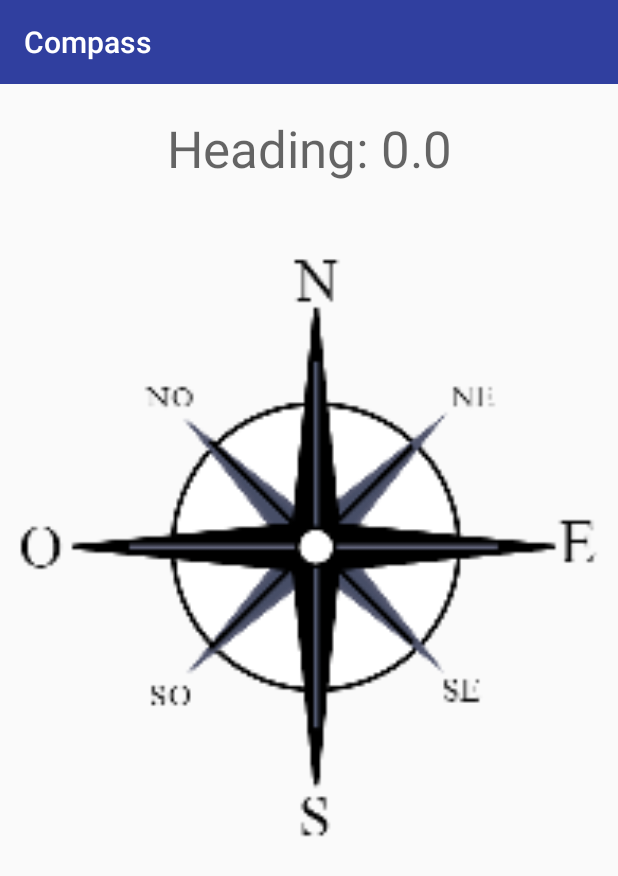
After one commit to mohamedelech/PerfView_Android, an Android app: the CompassActivity screen opened directly, with no data from a screen before it, on a phone screen of 412 x 824 dp. The commit adds this screen. Shown: the top 876 px of the screen. Run offline under Robolectric (Android 15) with nearby library versions, the light colour scheme and no system bars.

Commit message:
compass OK

```diff
--- a/app/src/main/AndroidManifest.xml
+++ b/app/src/main/AndroidManifest.xml
@@ -39,6 +39,11 @@
             android:theme="@style/AppTheme.NoActionBar">
         </activity>
         <activity
+            android:name=".CompassActivity"
+            android:label="Saisie Perf"
+            android:theme="@style/AppTheme.NoActionBar">
+        </activity>
+        <activity
             android:name=".calendarActivity"
             android:label="Agenda"
             android:theme="@style/AppTheme.NoActionBar">
--- /dev/null
+++ b/app/src/main/java/com/example/mohamedelech/perfview/CompassActivity.java
@@ -0,0 +1,93 @@
+package com.example.mohamedelech.perfview;
+
+import android.app.Activity;
+import android.hardware.Sensor;
+import android.hardware.SensorEvent;
+import android.hardware.SensorEventListener;
+import android.hardware.SensorManager;
+import android.os.Bundle;
+import android.view.animation.Animation;
+import android.view.animation.RotateAnimation;
+import android.widget.ImageView;
+import android.widget.TextView;
+
+/**
+ * Created by mohamed.elech on 25.05.2017.
+ */
+
+public class CompassActivity extends Activity implements SensorEventListener {
+
+    // define the display assembly compass picture
+    private ImageView image;
+
+    // record the compass picture angle turned
+    private float currentDegree = 0f;
+
+    // device sensor manager
+    private SensorManager mSensorManager;
+
+    TextView tvHeading;
+
+    @Override
+    protected void onCreate(Bundle savedInstanceState) {
+        super.onCreate(savedInstanceState);
+        setContentView(R.layout.activity_compass);
+
+        //
+        image = (ImageView) findViewById(R.id.imageViewCompass);
+
+        // TextView that will tell the user what degree is he heading
+        tvHeading = (TextView) findViewById(R.id.tvHeading);
+
+        // initialize your android device sensor capabilities
+        mSensorManager = (SensorManager) getSystemService(SENSOR_SERVICE);
+    }
+
+    @Override
+    protected void onResume() {
+        super.onResume();
+
+        // for the system's orientation sensor registered listeners
+        mSensorManager.registerListener(this, mSensorManager.getDefaultSensor(Sensor.TYPE_ORIENTATION),
+                SensorManager.SENSOR_DELAY_GAME);
+    }
+
+    @Override
+    protected void onPause() {
+        super.onPause();
+
+        // to stop the listener and save battery
+        mSensorManager.unregisterListener(this);
+    }
+
+    @Override
+    public void onSensorChanged(SensorEvent event) {
+
+        // get the angle around the z-axis rotated
+        float degree = Math.round(event.values[0]);
+        tvHeading.setText(Float.toString(degree) + " º");
+
+        // create a rotation animation (reverse turn degree degrees)
+        RotateAnimation ra = new RotateAnimation(
+                currentDegree,
+                -degree,
+                Animation.RELATIVE_TO_SELF, 0.5f,
+                Animation.RELATIVE_TO_SELF,
+                0.5f);
+
+        // how long the animation will take place
+        ra.setDuration(210);
+
+        // set the animation after the end of the reservation status
+        ra.setFillAfter(true);
+
+        // Start the animation
+        image.startAnimation(ra);
+        currentDegree = -degree;
+    }
+
+    @Override
+    public void onAccuracyChanged(Sensor sensor, int accuracy) {
+        // not in use
+    }
+}
--- a/app/src/main/java/com/example/mohamedelech/perfview/MainActivity.java
+++ b/app/src/main/java/com/example/mohamedelech/perfview/MainActivity.java
@@ -59,7 +59,7 @@ public class MainActivity extends AppCompatActivity
 
         List<Agenda> agendas = db.allagendasAfter();
 
-        if (agendas != null) {
+        if (agendas.size()>0) {
 
             Long date = agendas.get(0).getDate();
 
@@ -133,6 +133,10 @@ public class MainActivity extends AppCompatActivity
             return true;
 
         } else if (id == R.id.nav_compass) {
+            Intent intent = new Intent(MainActivity.this, CompassActivity.class);
+            startActivity(intent);
+            return true;
+
 
         } else if (id == R.id.nav_Ra) {
 
--- /dev/null
+++ b/app/src/main/res/layout/activity_compass.xml
@@ -0,0 +1,38 @@
+<?xml version="1.0" encoding="utf-8"?>
+<LinearLayout xmlns:android="http://schemas.android.com/apk/res/android"
+    xmlns:app="http://schemas.android.com/apk/res-auto"
+    android:orientation="vertical" android:layout_width="match_parent"
+    android:layout_height="match_parent"
+    android:weightSum="1">
+
+    <android.support.v7.widget.Toolbar
+        android:layout_width="match_parent"
+        android:layout_height="wrap_content"
+        android:background="@color/colorPrimaryDark"
+        android:theme="?attr/actionBarTheme"
+        android:minHeight="?attr/actionBarSize"
+        android:id="@+id/toolbar2"
+        android:title="Compass"
+        app:title="Compass" />
+
+    <TextView
+        android:id="@+id/tvHeading"
+        android:layout_width="match_parent"
+        android:layout_height="wrap_content"
+        android:layout_centerHorizontal="true"
+        android:layout_marginBottom="20dp"
+        android:layout_marginTop="20dp"
+        android:text="Heading: 0.0"
+        android:textAlignment="center"
+        android:textAppearance="@style/TextAppearance.AppCompat.Display1" />
+
+    <ImageView
+        android:id="@+id/imageViewCompass"
+        android:layout_width="match_parent"
+        android:layout_height="256dp"
+        android:layout_below="@+id/tvHeading"
+        android:layout_centerHorizontal="true"
+        android:src="@drawable/compass"
+        android:layout_weight="0.44"
+        android:padding="10dp"/>
+</LinearLayout>
--- a/app/src/main/res/layout/calendar.xml
+++ b/app/src/main/res/layout/calendar.xml
@@ -28,7 +28,7 @@
         app:compactCalendarMultiEventIndicatorColor="#f25ee854" />
 
     <TextView
-        android:text="Your next 5 days of training"
+        android:text="Your next 3 days of training"
         android:layout_width="match_parent"
         android:layout_height="wrap_content"
         android:id="@+id/textView3"
```
Also changed, not shown: app/src/main/java/com/example/mohamedelech/perfview/calendarActivity.java (+5 -5 lines), app/src/main/res/drawable-xxhdpi/compass.png (added).
